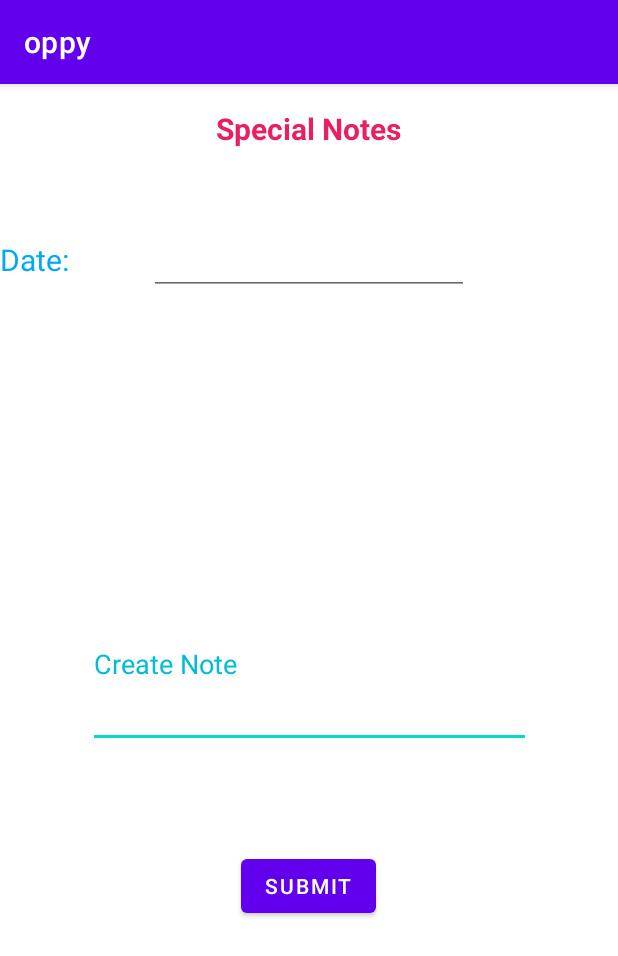
After one commit to IT20167332/MAD-Project, an Android app: the SPnotes screen opened directly, with no data from a screen before it, on a phone screen of 412 x 824 dp. The commit adds this screen. Shown: the top 956 px of the screen. Run offline under Robolectric (Android 15) with nearby library versions, the phone set to English and light mode, and no system bars.

Commit message:
IT19092898

```diff
--- a/app/src/main/AndroidManifest.xml
+++ b/app/src/main/AndroidManifest.xml
@@ -9,7 +9,11 @@
         android:roundIcon="@mipmap/ic_launcher_round"
         android:supportsRtl="true"
         android:theme="@style/Theme.Oppy">
-        <activity android:name=".Activity.AddEmployee"></activity>
+        <activity android:name=".Activity.StockReport" />
+        <activity android:name=".Activity.SPnotes" />
+        <activity android:name=".Activity.Schedules" />
+        <activity android:name=".Activity.weDashboard" />
+        <activity android:name=".Activity.AddEmployee" />
         <activity android:name=".MainActivity">
             <intent-filter>
                 <action android:name="android.intent.action.MAIN" />
--- /dev/null
+++ b/app/src/main/java/com/example/oppy/Activity/SPnotes.java
@@ -0,0 +1,21 @@
+package com.example.oppy.Activity;
+
+import androidx.appcompat.app.AppCompatActivity;
+
+import android.os.Bundle;
+
+import com.example.oppy.R;
+
+public class SPnotes extends AppCompatActivity {
+
+
+
+    @Override
+    protected void onCreate(Bundle savedInstanceState) {
+        super.onCreate(savedInstanceState);
+        setContentView(R.layout.activity_spnotes);
+
+
+
+    }
+}
--- a/app/src/main/java/com/example/oppy/MainActivity.java
+++ b/app/src/main/java/com/example/oppy/MainActivity.java
@@ -7,6 +7,7 @@ import android.os.Bundle;
 import android.view.View;
 
 import com.example.oppy.Activity.AddEmployee;
+import com.example.oppy.Activity.weDashboard;
 
 
 public class MainActivity extends AppCompatActivity {
@@ -21,7 +22,7 @@ public class MainActivity extends AppCompatActivity {
 
     }
     public void onadd(View view){
-        Intent intent = new Intent(this, AddEmployee.class);
+        Intent intent = new Intent(this, weDashboard.class);
         startActivity(intent);
     }
 
--- /dev/null
+++ b/app/src/main/res/layout/activity_spnotes.xml
@@ -0,0 +1,74 @@
+<?xml version="1.0" encoding="utf-8"?>
+<androidx.constraintlayout.widget.ConstraintLayout xmlns:android="http://schemas.android.com/apk/res/android"
+    xmlns:app="http://schemas.android.com/apk/res-auto"
+    xmlns:tools="http://schemas.android.com/tools"
+    android:layout_width="match_parent"
+    android:layout_height="match_parent"
+    tools:context=".Activity.SPnotes">
+
+    <TextView
+        android:id="@+id/textView5"
+        android:layout_width="wrap_content"
+        android:layout_height="wrap_content"
+        android:layout_marginStart="16dp"
+        android:layout_marginTop="16dp"
+        android:layout_marginEnd="16dp"
+        android:text="Special Notes"
+        android:textColor="#E91E63"
+        android:textSize="20sp"
+        android:textStyle="bold"
+        app:layout_constraintEnd_toEndOf="parent"
+        app:layout_constraintHorizontal_bias="0.498"
+        app:layout_constraintStart_toStartOf="parent"
+        app:layout_constraintTop_toTopOf="parent" />
+
+    <EditText
+        android:id="@+id/editTextTextPersonName"
+        android:layout_width="295dp"
+        android:layout_height="111dp"
+        android:layout_marginTop="288dp"
+        android:ems="10"
+        android:inputType="textPersonName"
+        android:text="Create Note"
+        android:textColor="#00BCD4"
+        app:layout_constraintEnd_toEndOf="parent"
+        app:layout_constraintStart_toStartOf="parent"
+        app:layout_constraintTop_toBottomOf="@+id/textView5" />
+
+    <Button
+        android:id="@+id/button"
+        android:layout_width="wrap_content"
+        android:layout_height="wrap_content"
+        android:text="Submit"
+        app:layout_constraintBottom_toBottomOf="parent"
+        app:layout_constraintEnd_toEndOf="parent"
+        app:layout_constraintHorizontal_bias="0.498"
+        app:layout_constraintStart_toStartOf="parent"
+        app:layout_constraintTop_toBottomOf="@+id/editTextTextPersonName"
+        app:layout_constraintVertical_bias="0.244" />
+
+    <EditText
+        android:id="@+id/editTextDate"
+        android:layout_width="wrap_content"
+        android:layout_height="wrap_content"
+        android:ems="10"
+        android:inputType="date"
+        app:layout_constraintBaseline_toBaselineOf="@+id/textView7"
+        app:layout_constraintEnd_toEndOf="parent"
+        app:layout_constraintHorizontal_bias="0.5"
+        app:layout_constraintStart_toEndOf="@+id/textView7"
+        app:layout_constraintStart_toStartOf="parent" />
+
+    <TextView
+        android:id="@+id/textView7"
+        android:layout_width="wrap_content"
+        android:layout_height="wrap_content"
+        android:text="Date:"
+        android:textColor="#03A9F4"
+        android:textSize="20sp"
+        app:layout_constraintBottom_toTopOf="@+id/editTextTextPersonName"
+        app:layout_constraintTop_toTopOf="parent"
+        app:layout_constraintVertical_bias="0.339"
+        tools:layout_editor_absoluteX="45dp" />
+
+</androidx.constraintlayout.widget.ConstraintLayout>
```
Also changed, not shown: app/src/main/java/com/example/oppy/Activity/Schedules.java (added, +16 -0 lines), app/src/main/java/com/example/oppy/Activity/StockReport.java (added, +16 -0 lines), app/src/main/java/com/example/oppy/Activity/weDashboard.java (added, +30 -0 lines), app/src/main/res/layout/activity_schedules.xml (added, +22 -0 lines), app/src/main/res/layout/activity_stock_report.xml (added, +21 -0 lines), app/src/main/res/layout/activity_we_dashboard.xml (added, +92 -0 lines).
